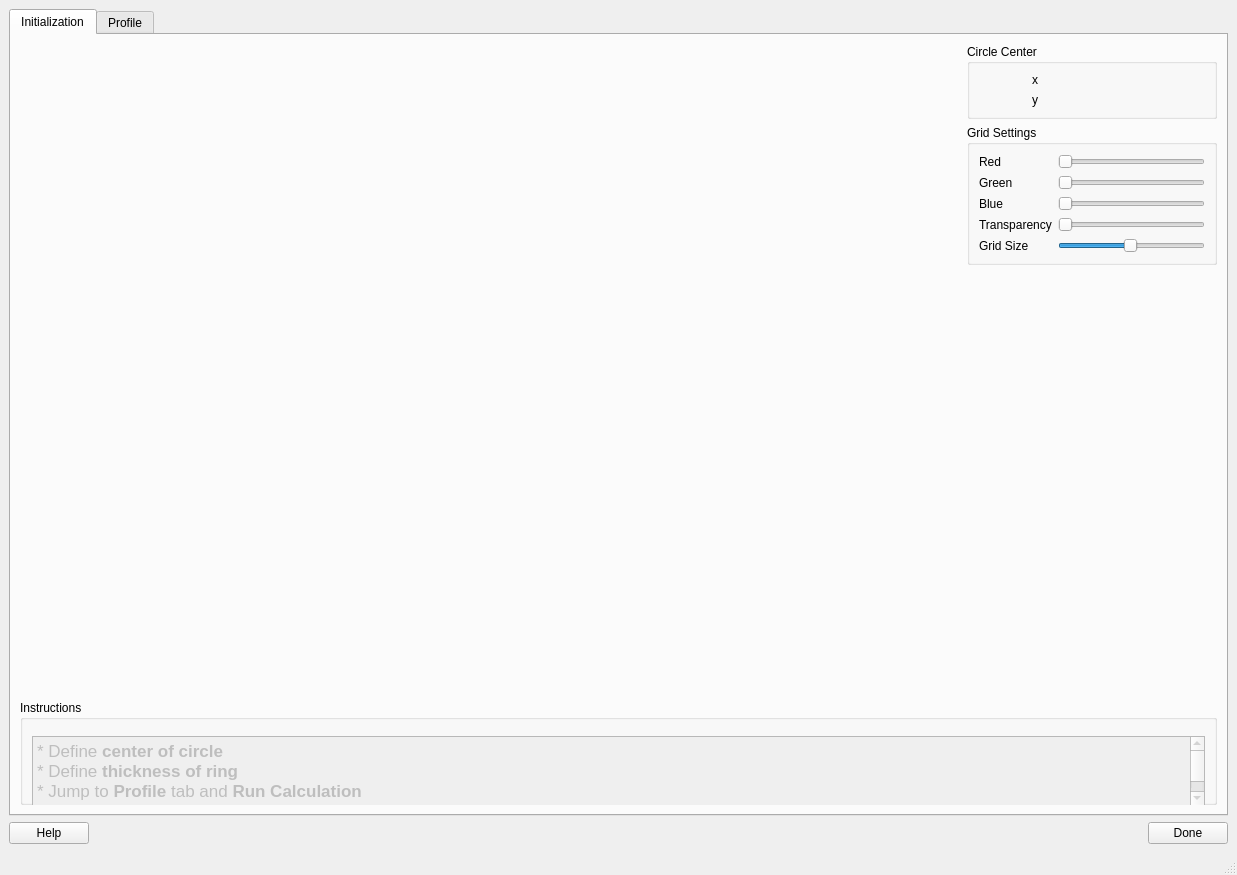
This is notebooks/ui/ui_circular_profile_of_a_ring.ui in neutronimaging/python_notebooks as Qt 5 draws it before an edit. The edited form follows.
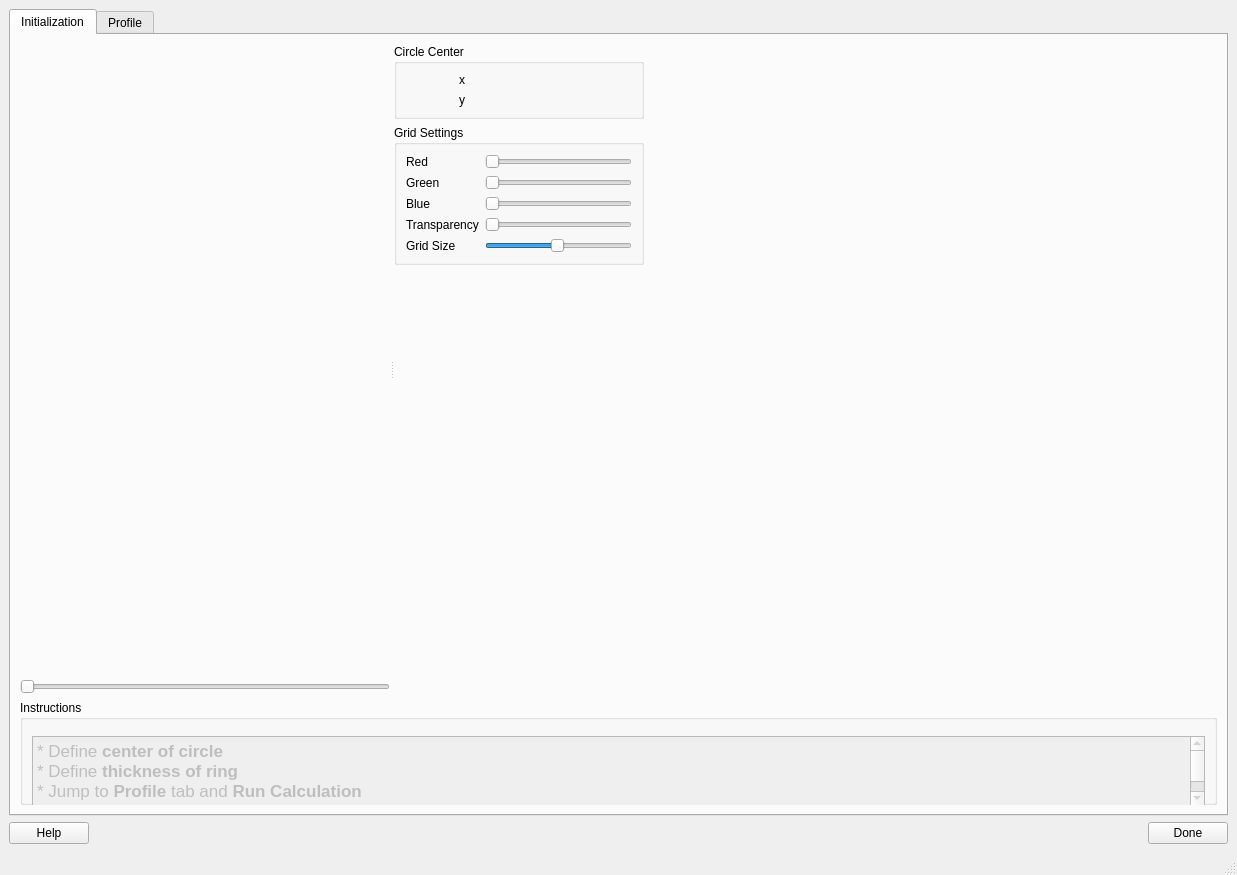
This is the edited form.

Commit message: Initialization and display of pyqtgraph. this refs #14

```diff
--- a/notebooks/ui/ui_circular_profile_of_a_ring.ui
+++ b/notebooks/ui/ui_circular_profile_of_a_ring.ui
@@ -26,18 +26,25 @@
        </attribute>
        <layout class="QVBoxLayout" name="verticalLayout_4">
         <item>
-         <layout class="QHBoxLayout" name="horizontalLayout_2">
-          <item>
-           <widget class="QWidget" name="widget" native="true">
-            <property name="sizePolicy">
-             <sizepolicy hsizetype="Expanding" vsizetype="Expanding">
-              <horstretch>0</horstretch>
-              <verstretch>0</verstretch>
-             </sizepolicy>
-            </property>
-           </widget>
-          </item>
-          <item>
+         <widget class="QSplitter" name="splitter">
+          <property name="orientation">
+           <enum>Qt::Horizontal</enum>
+          </property>
+          <widget class="QWidget" name="layoutWidget">
+           <layout class="QVBoxLayout" name="verticalLayout_2">
+            <item>
+             <widget class="QWidget" name="widget" native="true"/>
+            </item>
+            <item>
+             <widget class="QSlider" name="image_slider">
+              <property name="orientation">
+               <enum>Qt::Horizontal</enum>
+              </property>
+             </widget>
+            </item>
+           </layout>
+          </widget>
+          <widget class="QWidget" name="layoutWidget">
            <layout class="QVBoxLayout" name="verticalLayout_3">
             <item>
              <widget class="QGroupBox" name="groupBox_2">
@@ -238,8 +245,8 @@
              </spacer>
             </item>
            </layout>
-          </item>
-         </layout>
+          </widget>
+         </widget>
         </item>
         <item>
          <widget class="QGroupBox" name="groupBox">
```
Left out of the diff: 227 changed lines with no effect on the pictures. The commit also changes 2 other files.
